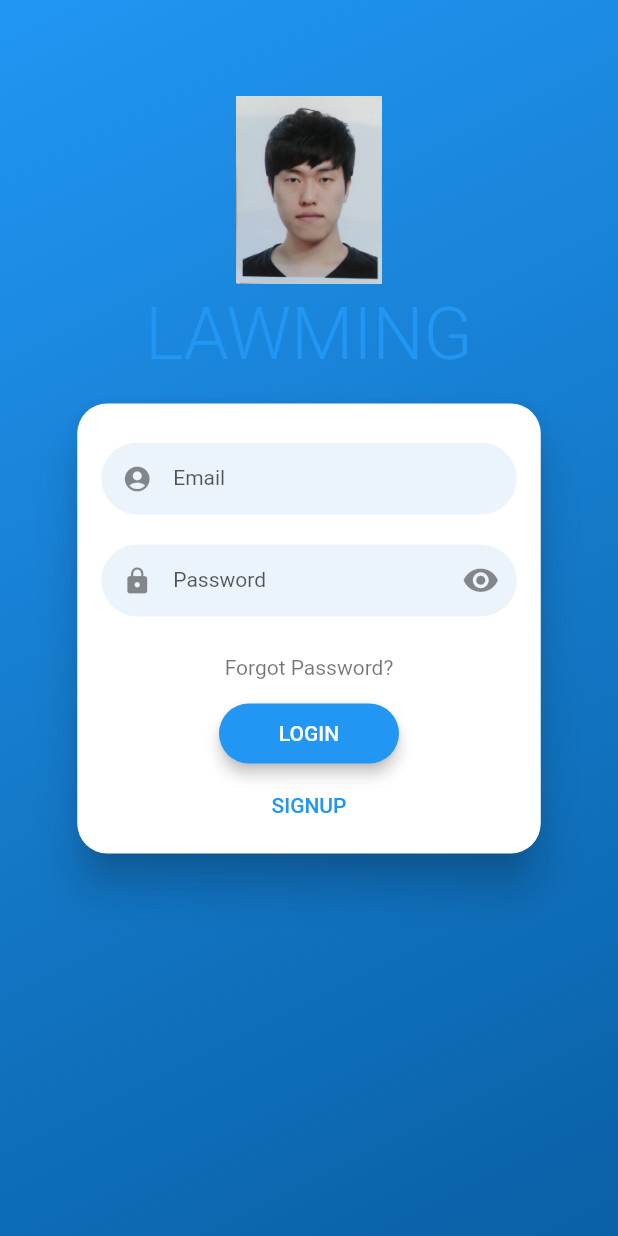
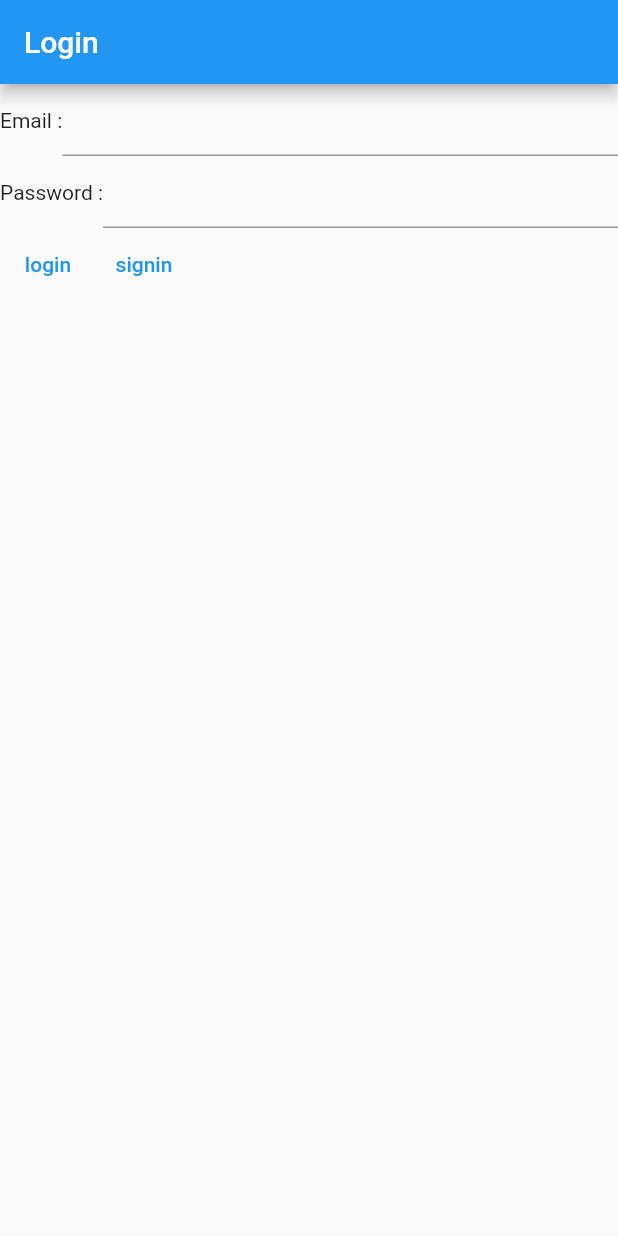
Before and after one commit to godzilla35/lawming_client, a Flutter app: the screen it shows after launch, on a phone screen of 412 x 824 dp. Run offline on Flutter 3.47's test engine with Material 2 defaults, Android fonts, the phone set to English and light mode, and no system bars; drawn by our look-alikes of flutter_login; our stand-ins replace flutter_datetime_picker, shared_preferences.

Commit message:
로그인 패키지 제거

```diff
--- a/lib/login.dart
+++ b/lib/login.dart
@@ -1,64 +1,88 @@
 import 'package:flutter/material.dart';
-import 'package:flutter_login/flutter_login.dart';
 import 'auth.dart';
 import 'user_model.dart';
 import 'package:provider/provider.dart';
 
-class LoginScreen extends StatelessWidget {
+class LoginScreen extends StatefulWidget {
   Duration get loginTime => Duration(milliseconds: 2250);
 
-  Future<String> _authUser(LoginData data) async {
-    print('Name: ${data.name}, Password: ${data.password}');
+  @override
+  _LoginScreenState createState() => _LoginScreenState();
+}
 
+class _LoginScreenState extends State<LoginScreen> {
+  final emailController = TextEditingController();
+  final passwordController = TextEditingController();
 
-    Auth auth = Auth(ID: data.name, Password: data.password);
-    bool logInRes = await auth.logIn();
-
-    if(logInRes == true) {
-
-    }
-
-
-    return (logInRes == false ? 'login-failed!' : '');
-
-    //return Future.delayed(loginTime).then((_) {
-    //  if (!users.containsKey(data.name)) {
-    //    return 'User not exists';
-    //  }
-    //  if (users[data.name] != data.password) {
-    //    return 'Password does not match';
-    //  }
-    //  return '';
-    //});
+  @override
+  void dispose() {
+    // Clean up the controller when the widget is disposed.
+    emailController.dispose();
+    passwordController.dispose();
+    super.dispose();
   }
-
-  Future<String> _recoverPassword(String name) {
-    print('Name: $name');
-    return Future.delayed(loginTime).then((_) {
-      //if (!users.containsKey(name)) {
-      //  return 'User not exists';
-      //}
-      return '';
-    });
-  }
-
-  bool _authMy = false;
 
   @override
   Widget build(BuildContext context) {
+    return Form(
+      child: Scaffold(
+        appBar: AppBar(
+          title: Text('Login'),
+        ),
+        body: Center(
+          child: Column(
+            children: [
+              Row(
+                children: [
+                  Text('Email :'),
+                  Expanded(
+                    child: TextField(
+                      controller: emailController,
+                    ),
+                  ),
+                ],
+              ),
+              Row(
+                children: [
+                  Text('Password :'),
+                  Expanded(
+                    child: TextField(
+                      controller: passwordController,
+                      obscureText: true,
+                    ),
+                  ),
+                ],
+              ),
+              Row(
+                children: [
+                  TextButton(
+                    onPressed: () async {
+                      print('login button clicked');
+                      bool res = await Provider.of<UserModel>(context, listen: false)
+                          .login(emailController.text, passwordController.text);
 
-    return FlutterLogin(
-      title: 'LAWMING',
-      logo: 'images/test.jpg',
-      onLogin: (LoginData data) async {
-        bool res = await Provider.of<UserModel>(context, listen: false).login(data.name, data.password);
-        return (res ? '' : 'failed');
-      },
-      onSignup: _authUser,
-      onSubmitAnimationCompleted: () {
-        Navigator.pushNamedAndRemoveUntil(context, '/homeScreen', (Route<dynamic> route) => false);
-      },
-      onRecoverPassword: _recoverPassword,
+                      if(res) {
+                        Navigator.pushNamedAndRemoveUntil(context, '/homeScreen', (Route<dynamic> route) => false);
+                      } else {
+                        print('login failed!');
+                      }
+
+                    },
+                    child: Text('login'),
+                  ),
+                  TextButton(
+                    onPressed: () {
+                      print('sigin button clicked');
+                      Navigator.pushNamed(context, '/signin');
+                    },
+                    child: Text('signin'),
+                  ),
+                ],
+              ),
+            ],
+          ),
+        ),
+      ),
     );
   }
 }
--- a/lib/signin.dart
+++ b/lib/signin.dart
@@ -5,6 +5,10 @@ class SignInPage extends StatelessWidget {
 
   @override
   Widget build(BuildContext context) {
-    return Container();
+    return Scaffold(
+      appBar: AppBar(
+        title: Text('Sigin-In Page'),
+      ),
+    );
   }
 }
--- a/lib/user_provider.dart
+++ /dev/null
@@ -1,5 +0,0 @@
-import 'user.dart';
-
-class UserProvider {
-
-}
--- a/pubspec.yaml
+++ b/pubspec.yaml
@@ -23,12 +23,10 @@ environment:
 dependencies:
   flutter:
     sdk: flutter
-  flutter_spinkit: ^5.0.0
-  flutter_login: ^2.2.1
   shared_preferences: ^2.0.7
   flutter_datetime_picker: ^1.5.1
   http: ^0.13.3
-  provider: ^5.0.0
+  provider: ^6.0.0
 
   # The following adds the Cupertino Icons font to your application.
   # Use with the CupertinoIcons class for iOS style icons.
```
Also changed, not shown: pubspec.lock.
